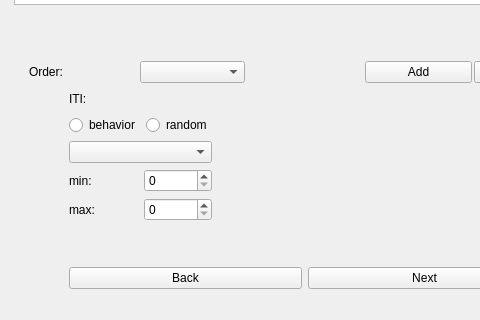
First picture: the form in UI/create_session.ui, repository KehatSudri/Behavior_System2.0, before the edit; both pictures show x 0 to 480 and y 449 to 769 of the 610 by 769 pixel window.
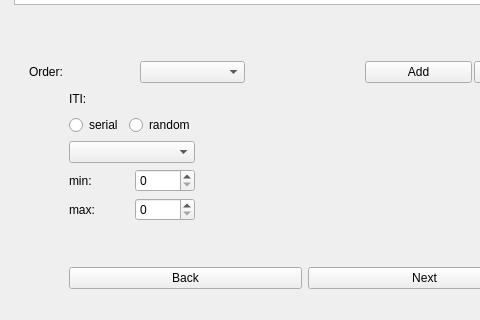
Second picture: the form after the edit.

Commit message: clean create session window

What changed in the file:
```diff
--- a/UI/create_session.ui
+++ b/UI/create_session.ui
@@ -160,7 +160,7 @@
              <string notr="true">font: 12pt &quot;Arial&quot;;</string>
             </property>
             <property name="text">
-             <string>behavior</string>
+             <string>serial</string>
             </property>
            </widget>
           </item>
```
Left out of the diff: 2 changed lines with no effect on the pictures. The commit also changes 2 other files.
